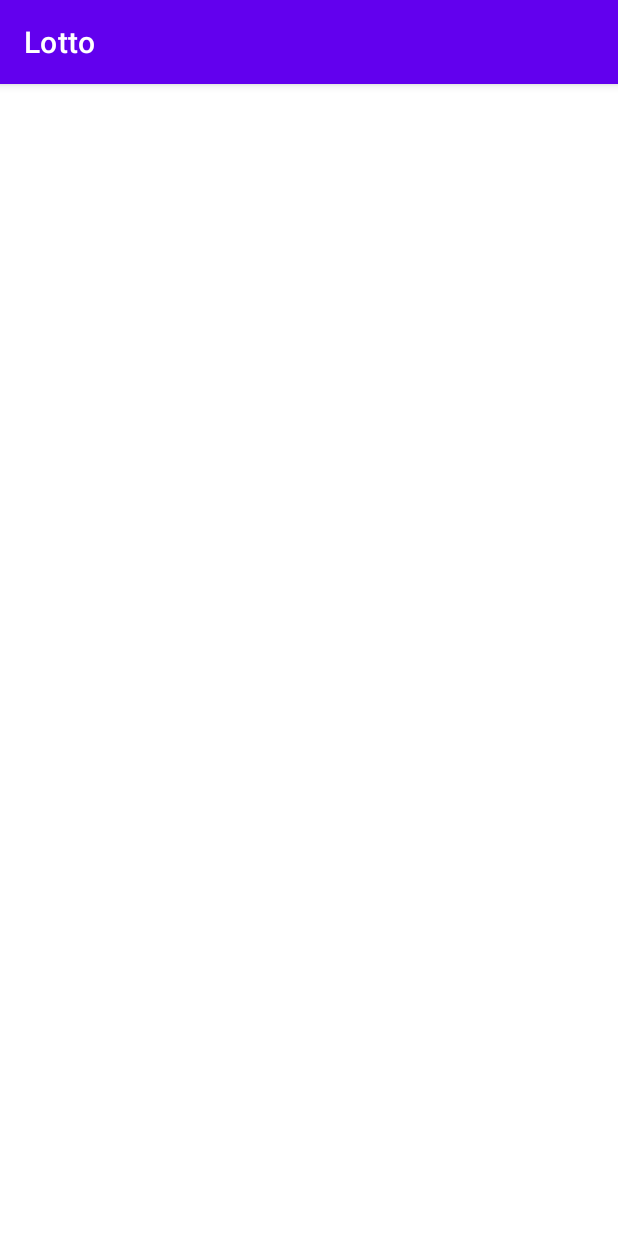
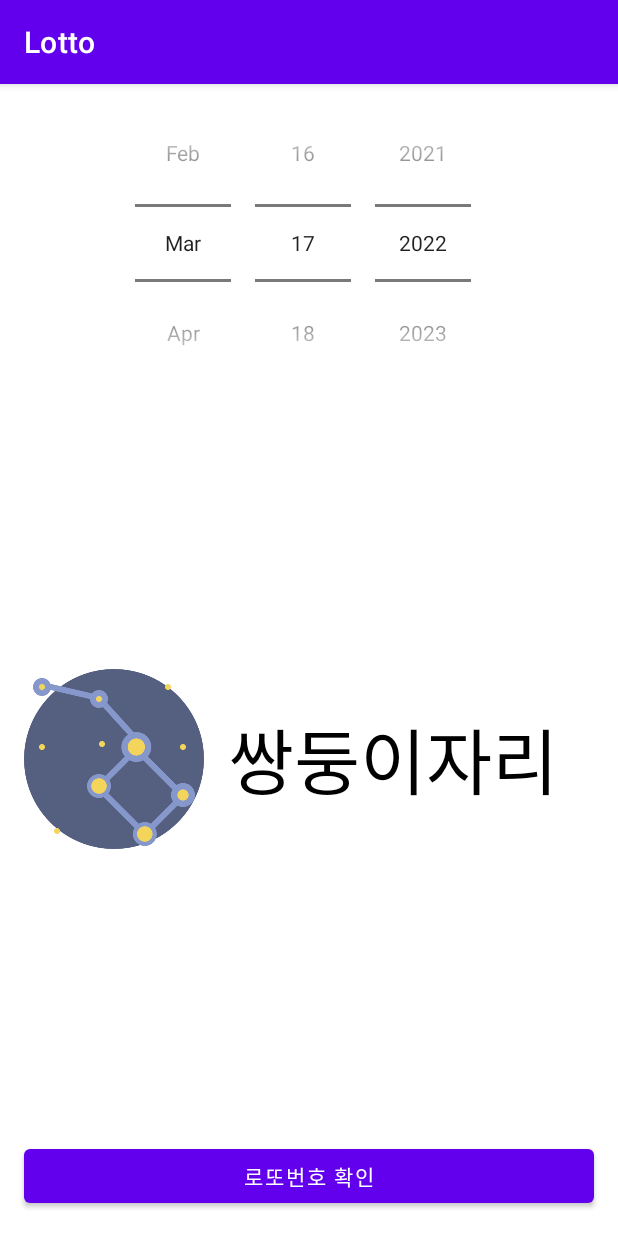
Before and after one commit to koolunkle/ICox_LottoSimulator, an Android app: the ConstellationActivity screen opened directly, with no data from a screen before it, on a phone screen of 412 x 824 dp. Run offline under Robolectric (Android 15) with nearby library versions, the phone set to English and light mode, and no system bars; our stand-ins replace data binding.

Commit message:
별자리 입력 화면 UI 완성

```diff
--- a/app/src/main/res/layout/activity_constellation.xml
+++ b/app/src/main/res/layout/activity_constellation.xml
@@ -1,9 +1,50 @@
 <?xml version="1.0" encoding="utf-8"?>
-<androidx.constraintlayout.widget.ConstraintLayout xmlns:android="http://schemas.android.com/apk/res/android"
-    xmlns:app="http://schemas.android.com/apk/res-auto"
-    xmlns:tools="http://schemas.android.com/tools"
-    android:layout_width="match_parent"
-    android:layout_height="match_parent"
-    tools:context=".ConstellationActivity">
+<layout>
 
-</androidx.constraintlayout.widget.ConstraintLayout>
+    <LinearLayout xmlns:android="http://schemas.android.com/apk/res/android"
+        xmlns:tools="http://schemas.android.com/tools"
+        android:layout_width="match_parent"
+        android:layout_height="match_parent"
+        android:orientation="vertical"
+        tools:context=".ConstellationActivity">
+
+        <DatePicker
+            android:id="@+id/datePicker"
+            android:layout_width="match_parent"
+            android:layout_height="wrap_content"
+            android:calendarViewShown="false"
+            android:datePickerMode="spinner" />
+
+        <LinearLayout
+            android:layout_width="match_parent"
+            android:layout_height="0dp"
+            android:layout_weight="1"
+            android:gravity="center"
+            android:orientation="horizontal">
+
+            <ImageView
+                android:id="@+id/imgConstellation"
+                android:layout_width="120dp"
+                android:layout_height="wrap_content"
+                android:layout_margin="16dp"
+                android:src="@drawable/constellation" />
+
+            <TextView
+                android:layout_width="match_parent"
+                android:layout_height="wrap_content"
+                android:text="쌍둥이자리"
+                android:textColor="@color/black"
+                android:textSize="48sp" />
+
+        </LinearLayout>
+
+        <Button
+            android:id="@+id/btnResult"
+            android:layout_width="match_parent"
+            android:layout_height="wrap_content"
+            android:layout_margin="16sp"
+            android:text="로또번호 확인" />
+
+    </LinearLayout>
+
+</layout>
```
